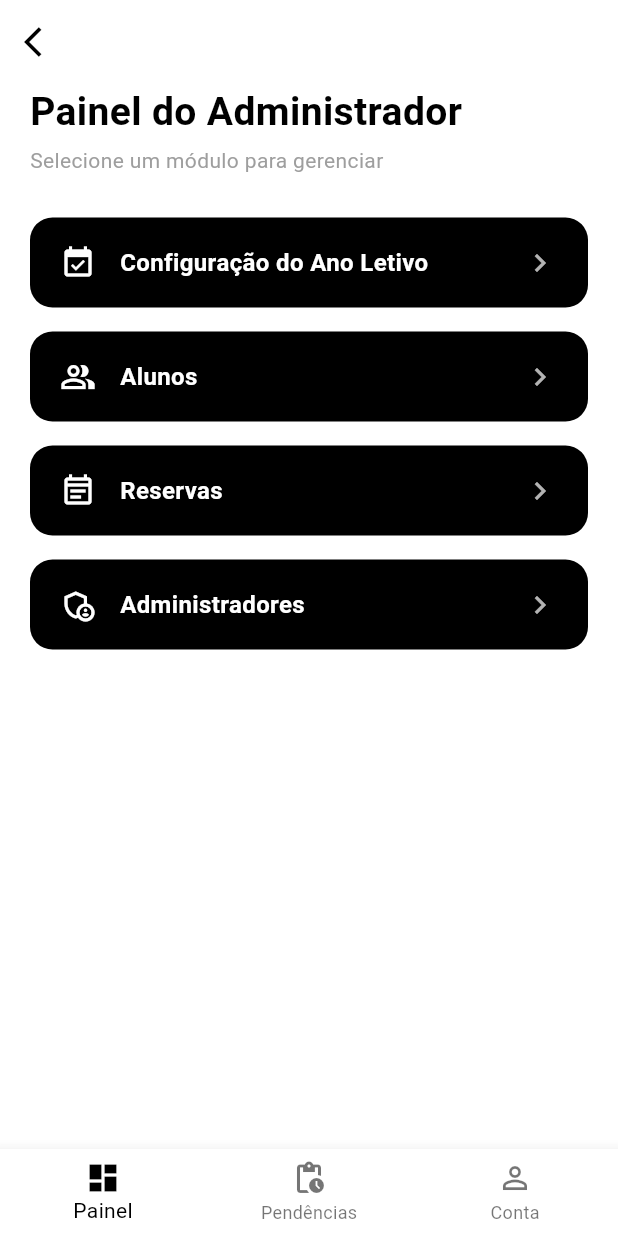
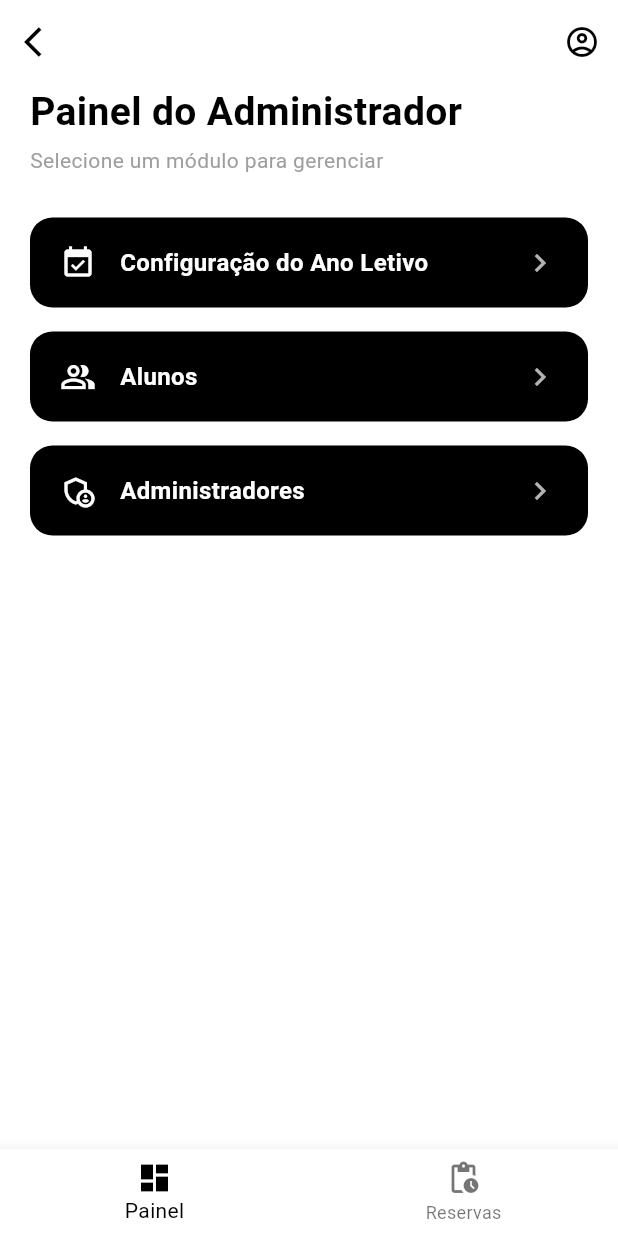
Before and after one commit to pedrogdnz/Projeto-Agenda-PF, a Flutter app: the AdminHomePage screen opened directly with empty values, on a phone screen of 412 x 824 dp. Run offline on Flutter 3.47's test engine with Material 3 defaults, Android fonts, the phone set to English and light mode, and no system bars; our stand-ins replace cloud_firestore, firebase_auth, firebase_core, google_sign_in, table_calendar; accounts and stored records are empty.

Commit message:
Refactor Admin_home_view.dart - Atualizei o painel do administrador para ter tela de perfil e resumi campos

```diff
--- a/lib/presentation/views/admin_home_view.dart
+++ b/lib/presentation/views/admin_home_view.dart
@@ -5,6 +5,8 @@ import 'package:agendapf/data/repositories/agenda_repository.dart';
 import 'package:agendapf/presentation/views/ano_letivo_view.dart';
 import 'package:agendapf/presentation/views/alunos_view.dart';
 import 'package:agendapf/presentation/views/administradores_view.dart';
+// Importe a página de perfil do administrador quando ela for criada
+// import 'package:agendapf/presentation/views/administrador_perfil_view.dart';
 
 class AdminHomePage extends StatefulWidget {
   final AgendaRepository agendaRepository;
@@ -23,6 +25,29 @@ class AdminHomePage extends StatefulWidget {
 }
 
 class _AdminHomePageState extends State<AdminHomePage> {
+  // NOVO: Função para abrir o perfil do Administrador
+  void _abrirPerfil() {
+    // Descomente e ajuste abaixo quando a página AdministradorPerfil for criada.
+    // Lembre-se de passar os repositórios/IDs necessários no construtor dela.
+    /*
+    Navigator.of(context).push(
+      MaterialPageRoute(
+        builder: (context) => AdministradorPerfil(
+          // adminId: widget.adminId,
+          // authRepository: widget.authRepository,
+        ),
+      ),
+    );
+    */
+
+    // Aviso temporário
+    ScaffoldMessenger.of(context).showSnackBar(
+      const SnackBar(
+        content: Text('Perfil do Administrador: tela ainda não implementada'),
+      ),
+    );
+  }
+
   @override
   Widget build(BuildContext context) {
     return Scaffold(
@@ -31,19 +56,14 @@ class _AdminHomePageState extends State<AdminHomePage> {
         backgroundColor: Colors.white,
         elevation: 0,
         leading: IconButton(
-  icon: const Icon(
-    Icons.arrow_back_ios,
-    color: Colors.black,
-  ),
+          icon: const Icon(Icons.arrow_back_ios, color: Colors.black),
           onPressed: () async {
             final sair = await showDialog<bool>(
               context: context,
               builder: (context) {
                 return AlertDialog(
                   title: const Text('Sair da página?'),
-          content: const Text(
-            'Tem certeza que deseja sair?',
-          ),
+                  content: const Text('Tem certeza que deseja sair?'),
                   actions: [
                     TextButton(
                       onPressed: () {
@@ -71,6 +91,17 @@ class _AdminHomePageState extends State<AdminHomePage> {
             }
           },
         ),
+        // NOVO: Ícone de perfil adicionado ao actions do AppBar
+        actions: [
+          IconButton(
+            icon: const Icon(
+              Icons.account_circle_outlined,
+              color: Colors.black,
+            ),
+            tooltip: 'Perfil',
+            onPressed: _abrirPerfil,
+          ),
+        ],
       ),
       body: SafeArea(
         child: Padding(
@@ -104,13 +135,6 @@ class _AdminHomePageState extends State<AdminHomePage> {
               const SizedBox(height: 16),
 
               _AdminMenuButton(
-                icon: Icons.event_note_outlined,
-                label: 'Reservas',
-                onTap: () => _abrirModulo(context, 'CRUD de Reservas'),
-              ),
-              const SizedBox(height: 16),
-
-              _AdminMenuButton(
                 icon: Icons.admin_panel_settings_outlined,
                 label: 'Administradores',
                 onTap: () => _abrirAdministradores(context),
@@ -125,7 +149,7 @@ class _AdminHomePageState extends State<AdminHomePage> {
           if (index == 1) {
             ScaffoldMessenger.of(context).showSnackBar(
               const SnackBar(
-                content: Text('Pendências: tela ainda não implementada'),
+                content: Text('Reservas: tela ainda não implementada'),
               ),
             );
           }
@@ -147,12 +171,7 @@ class _AdminHomePageState extends State<AdminHomePage> {
           BottomNavigationBarItem(
             icon: Icon(Icons.pending_actions_outlined),
             activeIcon: Icon(Icons.pending_actions),
-            label: 'Pendências',
-          ),
-          BottomNavigationBarItem(
-            icon: Icon(Icons.person_outline),
-            activeIcon: Icon(Icons.person),
-            label: 'Conta',
+            label: 'Reservas',
           ),
         ],
       ),
@@ -190,12 +209,6 @@ class _AdminHomePageState extends State<AdminHomePage> {
           administradorRepository: widget.administradorRepository,
         ),
       ),
-    );
-  }
-
-  void _abrirModulo(BuildContext context, String nome) {
-    ScaffoldMessenger.of(context).showSnackBar(
-      SnackBar(content: Text('$nome: tela ainda não implementada')),
     );
   }
 }
```
Lines whose indentation alone changed are shown as unchanged.
